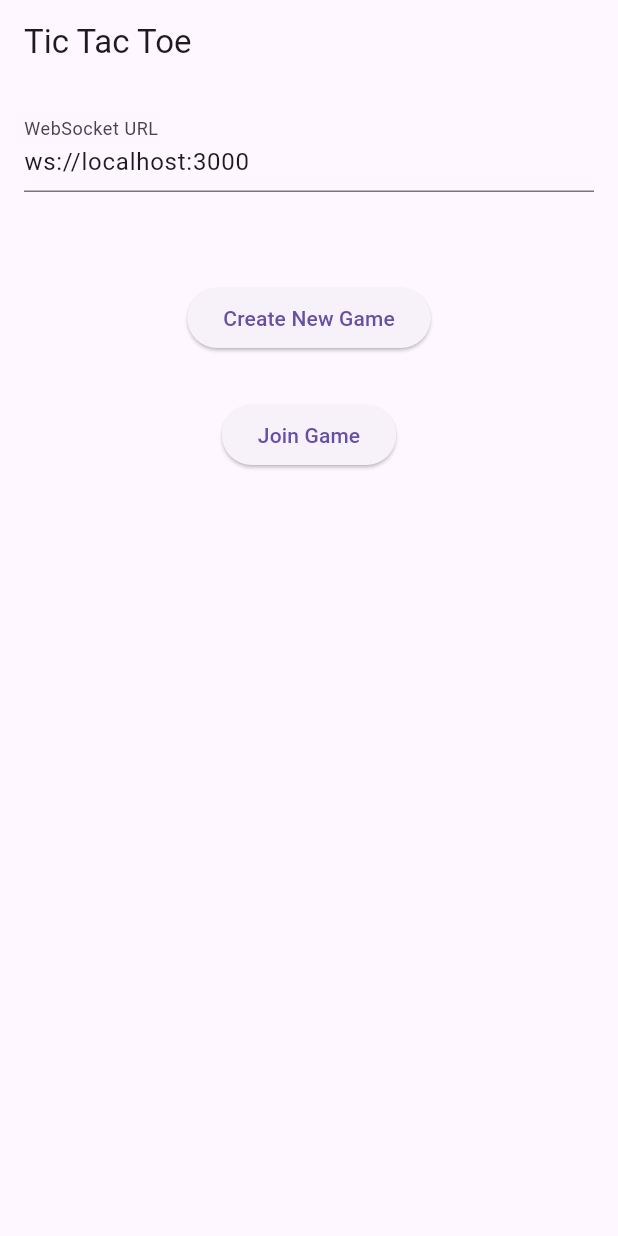
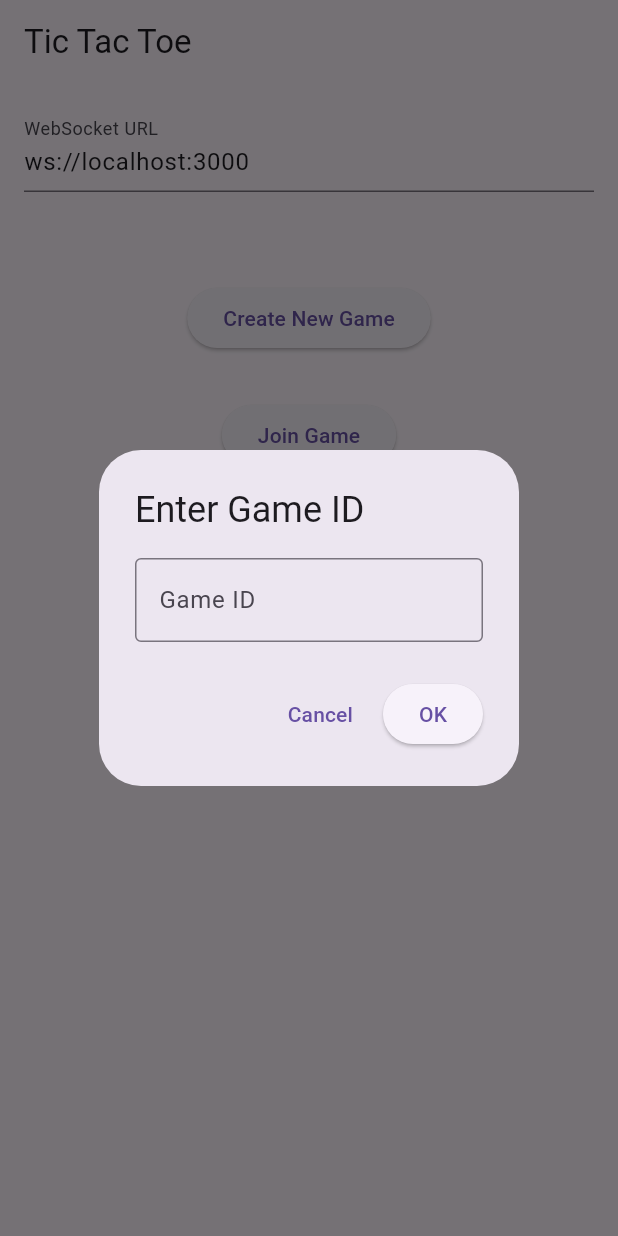
Before and after one commit to DevKhalyd/rg_portfolio, a Flutter app: the TicTacToeScreen screen opened by its route, after a tap on "Join Game", on a phone screen of 412 x 824 dp. Run offline on Flutter 3.47's test engine with Material 3 defaults, Android fonts, the phone set to English and light mode, and no system bars; our stand-ins replace cloud_firestore, firebase_core, flutter_riverpod, go_router, riverpod_annotation, transparent_image; accounts and stored records are empty; generated files the repository leaves out were written again.

Commit message:
chore: join game added

```diff
--- /dev/null
+++ b/lib/core/dialogs/input_dialog.dart
@@ -0,0 +1,54 @@
+import 'package:flutter/material.dart';
+
+typedef InputDialogCallback = void Function(String value);
+
+class InputDialog extends StatelessWidget {
+  final String title;
+  final String labelText;
+  final String cancelText;
+  final String acceptText;
+  final void Function(String value) onConfirm;
+
+  const InputDialog({
+    super.key,
+    required this.title,
+    required this.labelText,
+    this.cancelText = 'Cancel',
+    this.acceptText = 'OK',
+    required this.onConfirm,
+  });
+
+  @override
+  Widget build(BuildContext context) {
+    final TextEditingController controller = TextEditingController();
+
+    return AlertDialog(
+      title: Text(title),
+      content: TextField(
+        controller: controller,
+        decoration: InputDecoration(
+          labelText: labelText,
+          border: OutlineInputBorder(),
+        ),
+      ),
+      actions: [
+        TextButton(
+          onPressed: () => Navigator.of(context).pop(),
+          child: Text(cancelText),
+        ),
+        ElevatedButton(
+          onPressed: () {
+            final input = controller.text.trim();
+            if (input.isEmpty) {
+              Navigator.of(context).pop();
+              return;
+            }
+            onConfirm(input);
+            Navigator.of(context).pop();
+          },
+          child: Text(acceptText),
+        ),
+      ],
+    );
+  }
+}
--- a/lib/core/mixin/dialogs.dart
+++ b/lib/core/mixin/dialogs.dart
@@ -1,4 +1,5 @@
 import 'package:flutter/material.dart';
+import 'package:rg_portfolio/core/dialogs/input_dialog.dart';
 import 'package:rg_portfolio/core/dialogs/warning_dialog.dart';
 
 mixin Dialogs {
@@ -14,4 +15,23 @@ mixin Dialogs {
       builder: (context) => WarningDialog(title: title, content: content),
     );
   }
+
+  void showInputDialog({
+    required BuildContext context,
+    required String title,
+    required String labelText,
+    required InputDialogCallback onConfirm,
+    bool barrierDismissible = true,
+  }) {
+    showDialog(
+      context: context,
+      barrierDismissible: barrierDismissible,
+      builder:
+          (_) => InputDialog(
+            title: title,
+            labelText: labelText,
+            onConfirm: onConfirm,
+          ),
+    );
+  }
 }
--- a/lib/features/tic_tac_toe/presentation/screens/tic_tac_toe_screen.dart
+++ b/lib/features/tic_tac_toe/presentation/screens/tic_tac_toe_screen.dart
@@ -113,7 +113,15 @@ class _TicTacToeScreenState extends ConsumerState<TicTacToeScreen>
         const SizedBox(height: 30),
         ElevatedButton(
           onPressed: () {
-            // 1. Open a dialog that ask for the game id
+            showInputDialog(
+              context: context,
+              title: 'Enter Game ID',
+              labelText: 'Game ID',
+              onConfirm: (value) {
+                if (value.isEmpty) return;
+              },
+            );
+
             // 2. Call the server to join the game
             // 3. If the game / ws connection id is valid navigate to the game screen
           },
```
